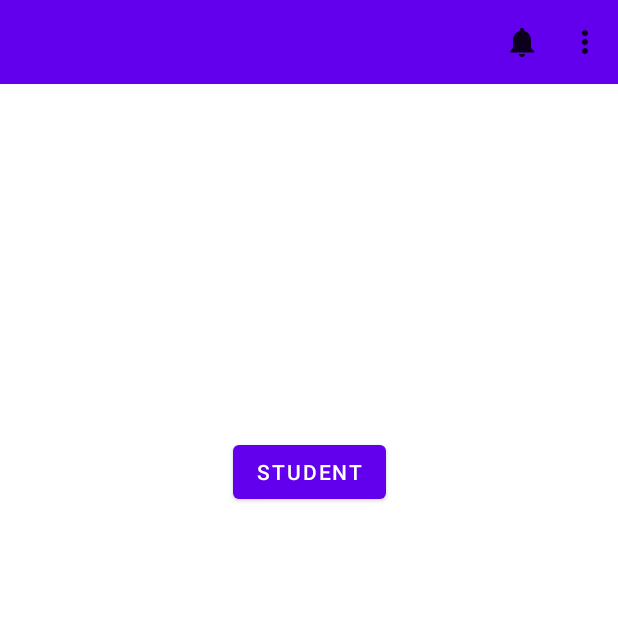
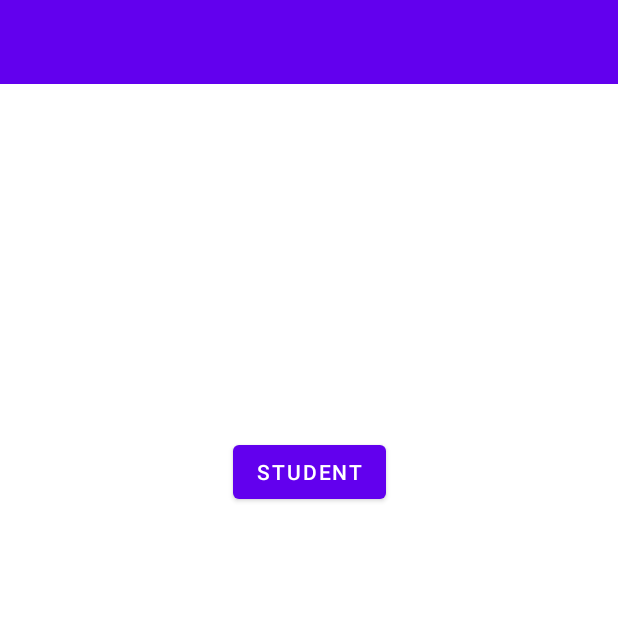
Before and after one commit to ermaaga/ManagerApp, an Android app: the UserRoleActivity screen opened directly, with no data from a screen before it, on a phone screen of 412 x 824 dp, the top half of it. Run offline under Robolectric (Android 15) with nearby library versions, the phone set to English and light mode, and no system bars.

Commit message:
Aggiustata Toolbar Iniziale

```diff
--- a/app/src/main/res/layout/activity_degree_courses.xml
+++ b/app/src/main/res/layout/activity_degree_courses.xml
@@ -7,8 +7,8 @@
     tools:context=".DegreeCoursesActivity">
 
     <include
-        android:id="@+id/toolbar"
-        layout="@layout/toolbar_main"
+        android:id="@+id/include"
+        layout="@layout/toolbar_initial"
         android:layout_width="0dp"
         android:layout_height="wrap_content"
         app:layout_constraintEnd_toEndOf="parent"
@@ -26,5 +26,5 @@
         app:layout_constraintBottom_toBottomOf="parent"
         app:layout_constraintEnd_toEndOf="parent"
         app:layout_constraintStart_toStartOf="parent"
-        app:layout_constraintTop_toBottomOf="@+id/toolbar" />
+        app:layout_constraintTop_toBottomOf="@+id/include" />
 </androidx.constraintlayout.widget.ConstraintLayout>
--- a/app/src/main/res/layout/activity_user_role.xml
+++ b/app/src/main/res/layout/activity_user_role.xml
@@ -8,7 +8,7 @@
 
     <include
         android:id="@+id/include"
-        layout="@layout/toolbar_main"
+        layout="@layout/toolbar_initial"
         android:layout_width="0dp"
         android:layout_height="wrap_content"
         app:layout_constraintEnd_toEndOf="parent"
--- /dev/null
+++ b/app/src/main/res/layout/toolbar_initial.xml
@@ -0,0 +1,14 @@
+<?xml version="1.0" encoding="utf-8"?>
+<androidx.appcompat.widget.Toolbar
+    xmlns:android="http://schemas.android.com/apk/res/android"
+    xmlns:app="http://schemas.android.com/apk/res-auto"
+    android:id="@+id/toolbar"
+    android:layout_width="match_parent"
+    android:layout_height="wrap_content"
+    android:background="?attr/colorPrimary"
+    android:minHeight="?attr/actionBarSize"
+    android:theme="?attr/actionBarTheme"
+    app:layout_constraintEnd_toEndOf="parent"
+    app:layout_constraintStart_toStartOf="parent"
+    app:layout_constraintTop_toTopOf="parent"
+    app:titleTextColor="@color/white" />
```
